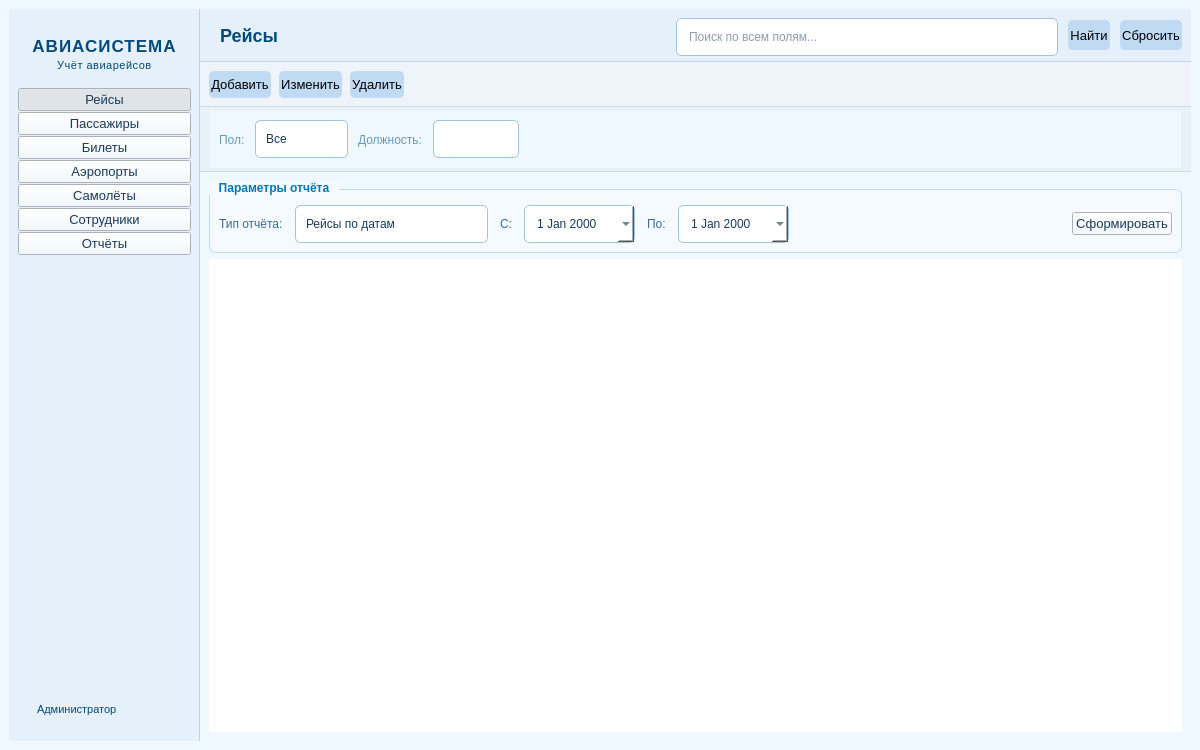
Old version of the form ui/interface.ui in the repository Panamka207/L2_web.
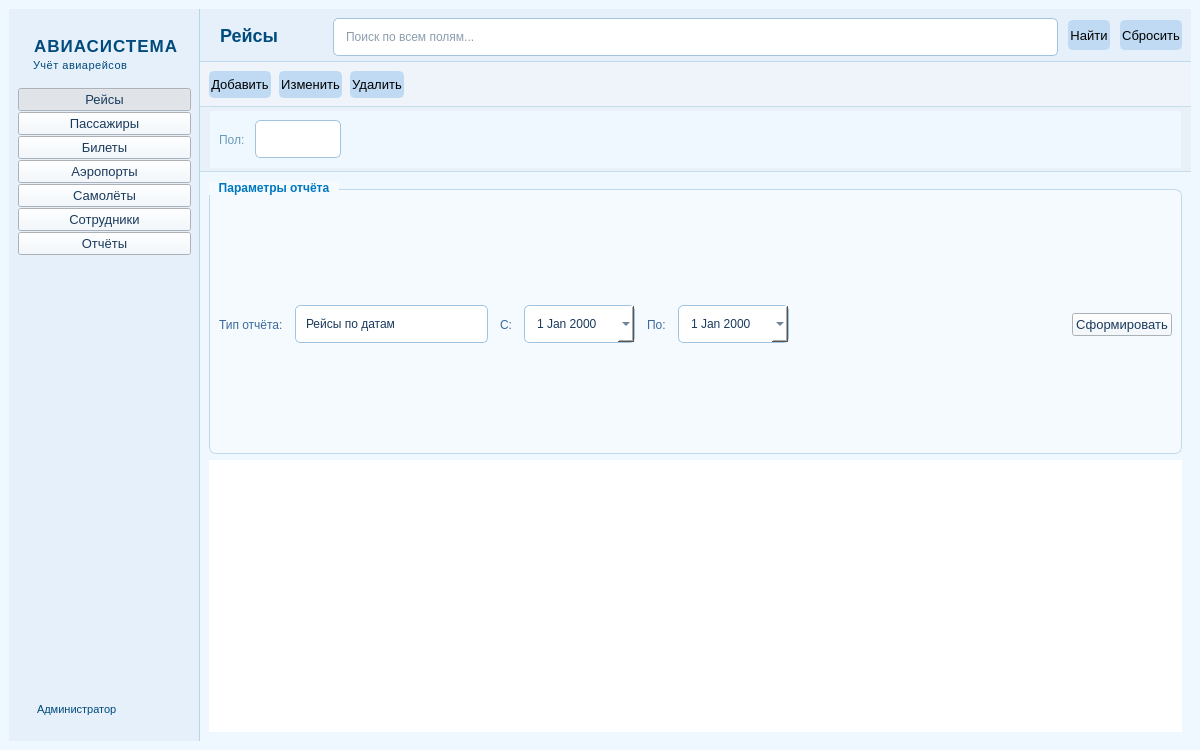
New version of the form. The open tabs and pages were chosen to show the change.

What changed in the file:
```diff
--- a/ui/interface.ui
+++ b/ui/interface.ui
@@ -333,9 +333,6 @@
          <property name="text">
           <string>АВИАСИСТЕМА</string>
          </property>
-         <property name="alignment">
-          <set>Qt::AlignmentFlag::AlignCenter</set>
-         </property>
         </widget>
        </item>
        <item>
@@ -346,9 +343,6 @@
          <property name="text">
           <string>Учёт авиарейсов</string>
          </property>
-         <property name="alignment">
-          <set>Qt::AlignmentFlag::AlignCenter</set>
-         </property>
         </widget>
        </item>
        <item>
@@ -436,9 +430,6 @@
        </item>
        <item>
         <spacer name="sidespacer">
-         <property name="orientation">
-          <enum>Qt::Orientation::Vertical</enum>
-         </property>
          <property name="sizeHint" stdset="0">
           <size>
            <width>20</width>
@@ -490,9 +481,6 @@
          </item>
          <item>
           <spacer name="topBarSpacer">
-           <property name="orientation">
-            <enum>Qt::Orientation::Horizontal</enum>
-           </property>
            <property name="sizeHint" stdset="0">
             <size>
              <width>40</width>
@@ -876,41 +864,12 @@
               </widget>
              </item>
              <item>
-              <widget class="QComboBox" name="cmbStaffGender">
-               <item>
-                <property name="text">
-                 <string>Все</string>
-                </property>
-               </item>
-               <item>
-                <property name="text">
-                 <string>Мужской</string>
-                </property>
-               </item>
-               <item>
-                <property name="text">
-                 <string>Женский</string>
-                </property>
-               </item>
-              </widget>
+              <widget class="QComboBox" name="cmbStaffGender"/>
              </item>
              <item>
-              <widget class="QLabel" name="labelFilterPosition">
-               <property name="styleSheet">
-                <string>color: #6a9ab8; font-size: 12px;</string>
-               </property>
-               <property name="text">
-                <string>Должность:</string>
-               </property>
-              </widget>
-             </item>
-             <item>
-              <widget class="QComboBox" name="cmbStaffPosition"/>
-             </item>
-             <item>
-              <spacer>
+              <spacer name="horizontalSpacer_2">
                <property name="orientation">
-                <enum>Qt::Orientation::Horizontal</enum>
+                <enum>Qt::Horizontal</enum>
                </property>
                <property name="sizeHint" stdset="0">
                 <size>
@@ -1432,11 +1391,21 @@
                </property>
               </widget>
              </item>
+             <item>
+              <spacer name="horizontalSpacer_6">
+               <property name="orientation">
+                <enum>Qt::Horizontal</enum>
+               </property>
+               <property name="sizeHint" stdset="0">
+                <size>
+                 <width>40</width>
+                 <height>20</height>
+                </size>
+               </property>
+              </spacer>
+             </item>
              <item>
               <spacer name="reportSpacer">
-               <property name="orientation">
-                <enum>Qt::Orientation::Horizontal</enum>
-               </property>
                <property name="sizeHint" stdset="0">
                 <size>
                  <width>40</width>
```
Left out of the diff: 113 changed lines with no effect on the pictures.
